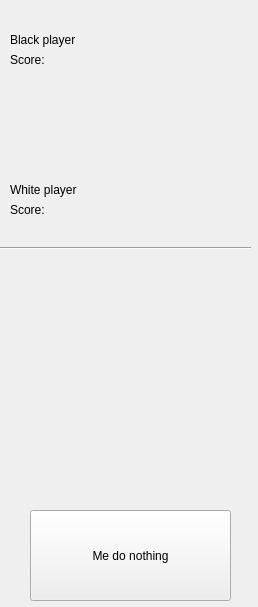
First picture: the form in InfoPanel.ui, repository ondrejbudai/othello, before the edit.
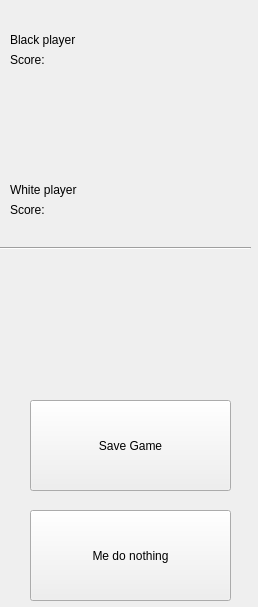
Second picture: the form after the edit.

Commit message: tlacitko save game uz uklada hru

```diff
--- a/InfoPanel.ui
+++ b/InfoPanel.ui
@@ -143,6 +143,19 @@
     <string>White player</string>
    </property>
   </widget>
+  <widget class="QPushButton" name="ButtonSaveGame">
+   <property name="geometry">
+    <rect>
+     <x>30</x>
+     <y>400</y>
+     <width>201</width>
+     <height>91</height>
+    </rect>
+   </property>
+   <property name="text">
+    <string>Save Game</string>
+   </property>
+  </widget>
  </widget>
  <resources/>
  <connections/>
```
The commit also changes 4 other files.
